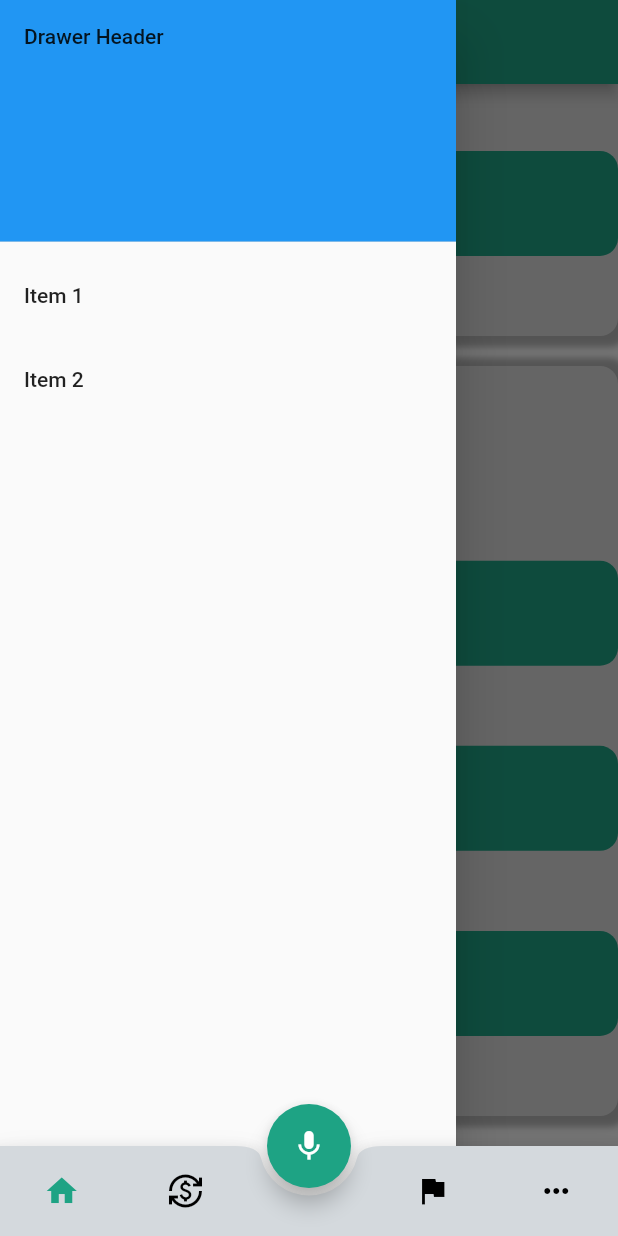
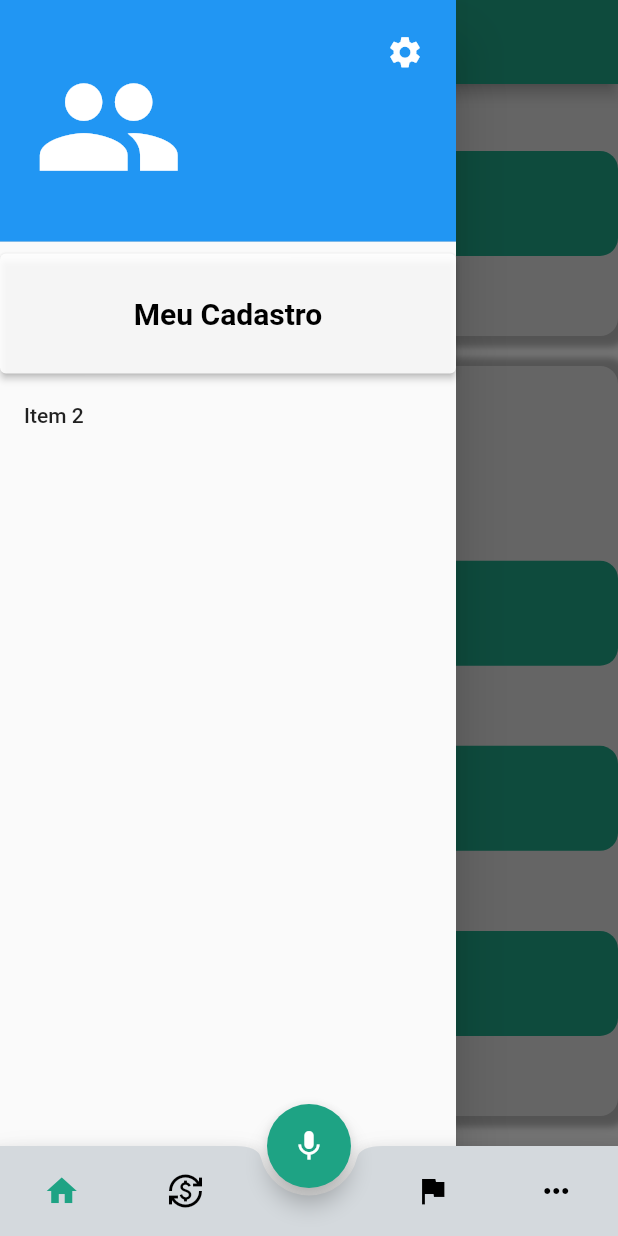
Before and after one commit to AmaralFLucas/prospere_ai, a Flutter app: the HomePage screen opened directly, scrolled down 567 dp, after a tap on the "person" icon, on a phone screen of 412 x 824 dp. Run offline on Flutter 3.47's test engine with Material 3 defaults, Android fonts, the phone set to English and light mode, and no system bars; our stand-ins replace firebase_auth; accounts and stored records are empty.

Commit message:
Ajustando a Drawer

```diff
--- a/lib/customBottomAppBar.dart
+++ /dev/null
@@ -1,52 +0,0 @@
-import 'package:flutter/material.dart';
-
-class CustomBottomAppBar extends StatelessWidget {
-  final Color myColor;
-  final int selectedIndex;
-  final Function(int) onTabSelected;
-  final Function onFabPressed;
-
-  const CustomBottomAppBar({
-    super.key,
-    required this.myColor,
-    required this.selectedIndex,
-    required this.onTabSelected,
-    required this.onFabPressed,
-  });
-
-  @override
-  Widget build(BuildContext context) {
-    return BottomAppBar(
-      height: 60,
-      notchMargin: 5,
-      shape: CircularNotchedRectangle(),
-      color: Color.fromARGB(255, 212, 217, 221),
-      child: Row(
-        mainAxisAlignment: MainAxisAlignment.spaceAround,
-        children: [
-          IconButton(
-            icon: Icon(Icons.home),
-            color: selectedIndex == 0 ? myColor : Colors.black,
-            onPressed: () => onTabSelected(0),
-          ),
-          IconButton(
-            icon: Icon(Icons.currency_exchange),
-            color: selectedIndex == 1 ? myColor : Colors.black,
-            onPressed: () => onTabSelected(1),
-          ),
-          SizedBox(width: 48), // Spacer for the FloatingActionButton
-          IconButton(
-            icon: Icon(Icons.flag),
-            color: selectedIndex == 2 ? myColor : Colors.black,
-            onPressed: () => onTabSelected(2),
-          ),
-          IconButton(
-            icon: Icon(Icons.more_horiz),
-            color: selectedIndex == 3 ? myColor : Colors.black,
-            onPressed: () => onTabSelected(3),
-          ),
-        ],
-      ),
-    );
-  }
-}
--- a/lib/views/homePage.dart
+++ b/lib/views/homePage.dart
@@ -1,6 +1,8 @@
 import 'package:flutter/material.dart';
 import 'package:prospere_ai/components/customBottomAppBar.dart';
+import 'package:prospere_ai/views/configuracoes.dart';
 import 'package:prospere_ai/views/mais.dart';
+import 'package:prospere_ai/views/meuCadastro.dart';
 import 'package:prospere_ai/views/planejamento.dart';
 import 'package:prospere_ai/views/transacoes.dart';
 
@@ -57,18 +59,48 @@ class _HomePageState extends State<HomePage> {
           Scaffold(
             drawer: Drawer(
               child: ListView(
-                children: const <Widget>[
+                children: <Widget>[
                   DrawerHeader(
-                    decoration: BoxDecoration(
-                      color: Colors.blue,
+                      decoration: const BoxDecoration(
+                        color: Colors.blue,
+                      ),
+                      child: Row(
+                        mainAxisAlignment: MainAxisAlignment.center,
+                        children: [
+                          const Icon(Icons.people,
+                              size: 100, color: Colors.white),
+                          IconButton(
+                            padding: EdgeInsets.only(left: 135, bottom: 100),
+                            icon: const Icon(
+                              Icons.settings,
+                              size: 25,
+                              color: Colors.white,
+                            ),
+                            onPressed: () {
+                              Navigator.of(context).push(MaterialPageRoute(
+                                  builder: (context) => const Configuracoes()));
+                            },
+                          ),
+                        ],
+                      )),
+                  ElevatedButton(
+                    onPressed: () {
+                      Navigator.of(context).push(MaterialPageRoute(
+                          builder: (context) => const MeuCadastro()));
+                    },
+                    child: const Text(
+                      'Meu Cadastro',
+                      style: TextStyle(
+                          fontSize: 20,
+                          fontWeight: FontWeight.bold,
+                          color: Colors.black),
                     ),
-                    child: Text('Drawer Header'),
+                    style: ElevatedButton.styleFrom(
+                      backgroundColor: const Color.fromARGB(220, 255, 255, 255),
+                      minimumSize: Size(50, 80),
+                    ),
                   ),
-                  ListTile(
-                    title: Text('Item 1'),
-                    onTap: null,
-                  ),
-                  ListTile(
+                  const ListTile(
                     title: Text('Item 2'),
                     onTap: null,
                   ),
```
Also changed, not shown: lib/views/categoriasReceitas.dart (+17 -6 lines), lib/views/mais.dart (+23 -12 lines), pubspec.lock.
